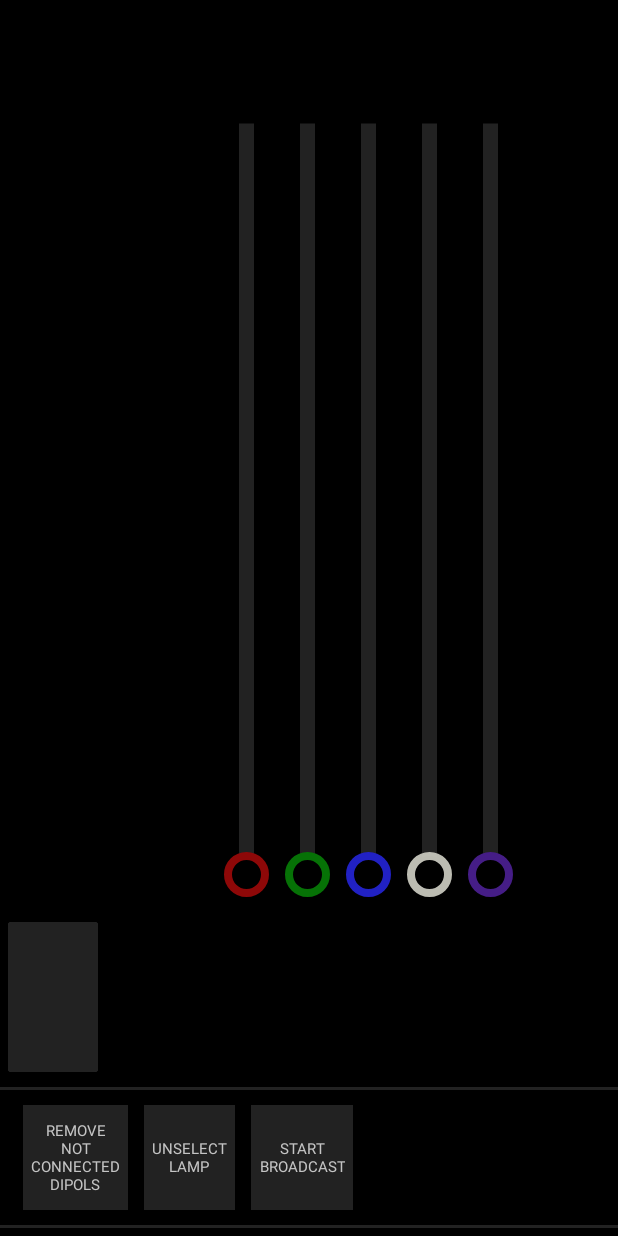
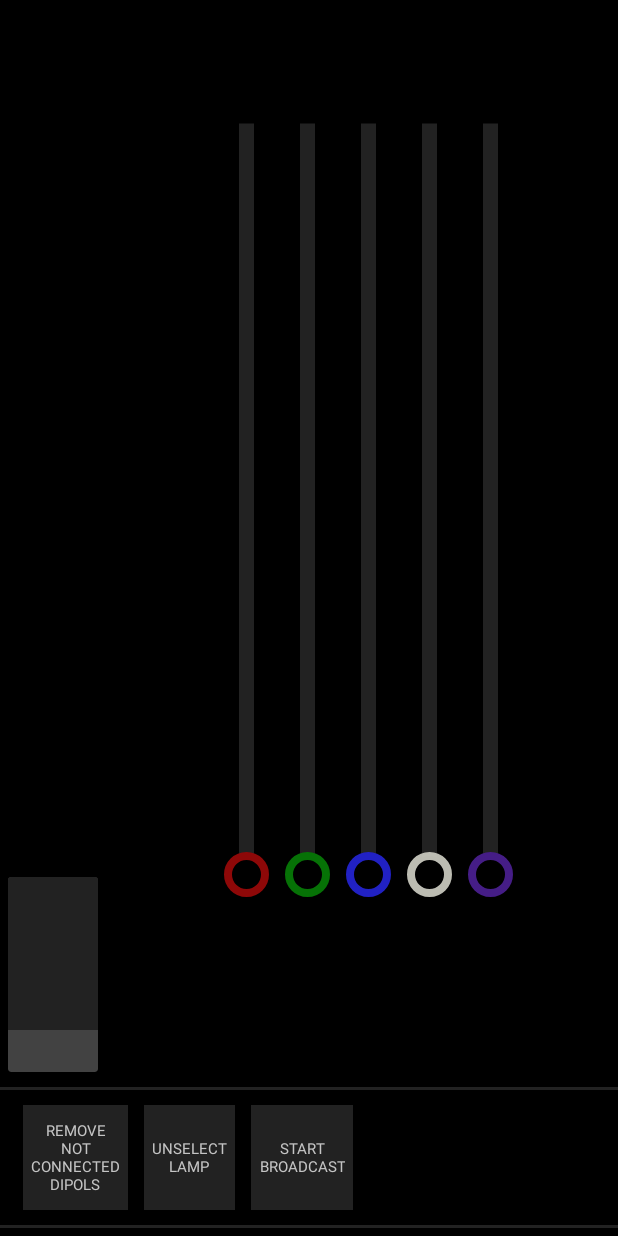
Before and after one commit to meuta/Dipolia, an Android app: the screen it shows after launch (MainActivity), on a phone screen of 412 x 824 dp. Run offline under Robolectric (Android 15) with nearby library versions, the phone set to English and light mode, and no system bars; our stand-ins replace data binding; 10 statements that could not run were skipped.

Commit message:
connected item fixed and color lable for fiveLights item added

```diff
--- a/app/src/main/java/com/example/dipolia/data/DipoliaRepositoryImpl.kt
+++ b/app/src/main/java/com/example/dipolia/data/DipoliaRepositoryImpl.kt
@@ -148,8 +148,13 @@ class DipoliaRepositoryImpl(private val application: Application) : DipoliaRepos
         return Transformations.map(dipolsDao.getConnectedLampsListByTypeLD(LampType.FIVE_LIGHTS)) { it ->
             Log.d("getFiveLights", "$it")
             it?.let {
-                mapper.mapLampDbModelToFiveLightsEntity(it[0])
+                if (it.isNotEmpty()) {
+                    mapper.mapLampDbModelToFiveLightsEntity(it[0])
+                } else{
+                    null
+                }
             }
+
         }
     }
 
--- a/app/src/main/java/com/example/dipolia/presentation/BingingAdapters.kt
+++ b/app/src/main/java/com/example/dipolia/presentation/BingingAdapters.kt
@@ -84,6 +84,16 @@ fun setSelectedDipolLayoutVisibility(view: View, isConnected: Boolean){
     }
 }
 
+@BindingAdapter("selectedPleaseSelectTextViewVisibility")
+fun setSelectedPleaseSelectTextViewVisibility(view: View, lampType: LampType?){
+    Log.d("setSelectedPleaseSelectTextViewVisibility", "$lampType")
+    if (lampType == LampType.UNKNOWN_LAMP_TYPE) {
+        view.visibility = VISIBLE
+    } else {
+        view.visibility = INVISIBLE
+    }
+}
+
 @BindingAdapter("dipolControlLayoutVisibility")
 fun setDipolControlLayoutVisibility(view: View, lampType: LampType?){
     Log.d("setDipolControlLayoutVisibility", "$lampType")
--- a/app/src/main/res/layout/activity_local_mode.xml
+++ b/app/src/main/res/layout/activity_local_mode.xml
@@ -53,79 +53,61 @@
         <androidx.cardview.widget.CardView
             android:id="@+id/card_view_five_lights"
             android:layout_width="60dp"
-            android:layout_height="100dp"
+            android:layout_height="130dp"
             android:layout_margin="10dp"
-            android:background="?attr/selectableItemBackground"
+            android:background="@color/gray"
             android:elevation="@dimen/item_card_cv_elevation"
-            app:selectedFiveLightsControlLayoutVisibility="@{viewModel.fiveLights.connected}"
+            android:orientation="vertical"
+            app:layout_constraintBottom_toTopOf="@id/view_buttons_divider"
+            app:layout_constraintEnd_toEndOf="@+id/rv_dipol_item_list"
             app:layout_constraintStart_toStartOf="parent"
             app:layout_constraintTop_toBottomOf="@+id/rv_dipol_item_list"
-            app:layout_constraintEnd_toEndOf="@+id/rv_dipol_item_list"
-            app:layout_constraintBottom_toTopOf="@id/view_buttons_divider">
+            app:selectedFiveLightsControlLayoutVisibility="@{viewModel.fiveLights.connected}">
 
-            <LinearLayout
-                android:layout_width="match_parent"
-                android:layout_height="match_parent"
-                android:background="@color/gray"
-                android:orientation="vertical"
-                android:padding="2dp">
+
 
                 <FrameLayout
                     android:layout_width="match_parent"
-                    android:layout_height="match_parent"
+                    android:layout_height="wrap_content"
+                    android:background="@color/gray"
                     android:paddingBottom="2dp">
 
                     <TextView
                         android:id="@+id/tv_five_lights_item"
                         android:layout_width="match_parent"
-                        android:layout_height="match_parent"
-                        app:selectedBackground="@{viewModel.fiveLights.selected}"
+                        android:layout_height="100dp"
                         android:gravity="center"
                         android:padding="10dp"
-                        app:onFiveLightsClickListener="@{(string) -> viewModel.selectItem(string)}"
+                        android:text="@{viewModel.fiveLights.id}"
                         android:textColor="@color/colorHighlighted"
                         android:textSize="16sp"
-                        android:text="@{viewModel.fiveLights.id}"
+                        app:onFiveLightsClickListener="@{(string) -> viewModel.selectItem(string)}"
+                        app:selectedBackground="@{viewModel.fiveLights.selected}"
                         tools:text="Item" />
 
 
                     <View
                         android:id="@+id/view_selected_item"
-                        android:layout_width="match_parent"
-                        android:layout_height="match_parent"
+                        android:layout_width="48dp"
+                        android:layout_height="80dp"
+                        android:layout_gravity="center"
                         android:layout_margin="2dp"
                         android:background="@drawable/item_selected_background"
+                        android:visibility="gone"
                         app:selectedVisibility="@{viewModel.fiveLights.selected}"
-                        android:visibility="gone"
                         tools:visibility="visible" />
 
                 </FrameLayout>
 
-                <LinearLayout
+                <View
+                    android:id="@+id/view_local_color_label_five_lights_item"
                     android:layout_width="match_parent"
-                    android:layout_height="wrap_content"
-                    android:orientation="horizontal">
+                    android:layout_height="30dp"
+                    android:layout_margin="5dp"
+                    app:fiveLightsLableColor="@{viewModel.fiveLights.c}"
+                    android:layout_gravity="bottom"
+                    tools:background="@color/gray" />
 
-                    <View
-                        android:id="@+id/view_list_item_color_label_1"
-                        android:layout_width="0dp"
-                        android:layout_height="30dp"
-                        android:layout_gravity="center"
-                        android:layout_weight="1"
-                        tools:background="@color/gray" />
-
-                    <View
-                        android:id="@+id/view_list_item_color_label_2"
-                        android:layout_width="0dp"
-                        android:layout_height="30dp"
-                        android:layout_gravity="center"
-                        android:layout_marginStart="2dp"
-                        android:layout_weight="1"
-                        android:background="@color/gray" />
-
-                </LinearLayout>
-
-            </LinearLayout>
 
         </androidx.cardview.widget.CardView>
 
@@ -133,22 +115,20 @@
             android:id="@+id/current_dipol_layout"
             android:layout_width="0dp"
             android:layout_height="0dp"
+            app:layout_constraintBottom_toTopOf="@id/view_buttons_divider"
+            app:layout_constraintEnd_toEndOf="parent"
             app:layout_constraintStart_toEndOf="@+id/rv_dipol_item_list"
-            app:layout_constraintEnd_toEndOf="parent"
             app:layout_constraintTop_toBottomOf="@+id/app_bar_layout"
-            app:layout_constraintBottom_toTopOf="@id/view_buttons_divider"
-            tools:visibility="visible"
-            >
+            tools:visibility="visible">
 
             <TextView
                 android:id="@+id/view_please_select"
                 android:layout_width="match_parent"
                 android:layout_height="match_parent"
+                android:gravity="center"
                 android:text="@string/please_select_the_lamp"
-                android:gravity="center"
-                app:selectedDipolControlLayoutVisibility="@{!viewModel.selectedLamp.connected}"
-                tools:visibility="visible"
-                />
+                app:selectedPleaseSelectTextViewVisibility="@{viewModel.selectedConnectedLampType}"
+                tools:visibility="visible" />
 
             <androidx.constraintlayout.widget.ConstraintLayout
                 android:id="@+id/dipol_control_layout"
@@ -172,8 +152,7 @@
                     app:layout_constraintStart_toStartOf="parent"
                     app:layout_constraintTop_toTopOf="parent"
                     app:layout_constraintVertical_chainStyle="spread_inside"
-                    tools:visibility="invisible"
-                    >
+                    tools:visibility="invisible">
 
 
                     <com.example.dipolia.presentation.utils.VerticalSeekBar
@@ -296,8 +275,7 @@
                     app:layout_constraintStart_toStartOf="parent"
                     app:layout_constraintTop_toTopOf="parent"
                     app:layout_constraintVertical_chainStyle="spread_inside"
-                    tools:visibility="visible"
-                    >
+                    tools:visibility="visible">
 
 
                     <com.example.dipolia.presentation.utils.VerticalSeekBar
@@ -363,7 +341,6 @@
         </FrameLayout>
 
 
-
         <View
             android:id="@+id/view_buttons_divider"
             android:layout_width="match_parent"
@@ -372,15 +349,15 @@
             app:layout_constraintBottom_toTopOf="@id/ll_buttons"
             app:layout_constraintEnd_toEndOf="parent"
             app:layout_constraintStart_toStartOf="parent"
-            app:layout_constraintTop_toBottomOf="@id/card_view_five_lights"/>
+            app:layout_constraintTop_toBottomOf="@id/card_view_five_lights" />
 
         <LinearLayout
             android:id="@+id/ll_buttons"
             android:layout_width="match_parent"
             android:layout_height="wrap_content"
+            android:layout_margin="10dp"
+            android:gravity="start"
             android:orientation="horizontal"
-            android:gravity="start"
-            android:layout_margin="10dp"
             app:layout_constraintBottom_toTopOf="@id/view_buttons_divider_bottom"
             app:layout_constraintEnd_toEndOf="parent"
             app:layout_constraintStart_toStartOf="parent"
@@ -392,30 +369,29 @@
                 android:layout_height="match_parent"
                 android:layout_marginHorizontal="5dp"
                 android:background="@color/gray"
+                android:foreground="?android:attr/selectableItemBackgroundBorderless"
                 android:gravity="center"
-                app:selectedButtonRemoveVisibility="@{viewModel.dipolList}"
+                android:paddingHorizontal="5dp"
                 android:paddingVertical="10dp"
-                android:paddingHorizontal="5dp"
-                android:textSize="10sp"
                 android:text="@string/refresh_list_btn"
                 android:textColor="@color/colorHighlighted"
-            android:foreground="?android:attr/selectableItemBackgroundBorderless"
-            />
+                android:textSize="10sp"
+                app:selectedButtonRemoveVisibility="@{viewModel.dipolList}" />
 
             <TextView
                 android:id="@+id/btn_unselect"
                 android:layout_width="wrap_content"
                 android:layout_height="match_parent"
+                android:layout_marginHorizontal="5dp"
                 android:background="@color/gray"
+                android:foreground="?android:attr/selectableItemBackgroundBorderless"
                 android:gravity="center"
-                app:selectedDipolControlLayoutVisibility="@{viewModel.selectedLamp.connected}"
+                android:paddingHorizontal="5dp"
                 android:paddingVertical="10dp"
-                android:paddingHorizontal="5dp"
-                android:layout_marginHorizontal="5dp"
-                android:textSize="10sp"
                 android:text="@string/unselect_lamp"
                 android:textColor="@color/colorHighlighted"
-                android:foreground="?android:attr/selectableItemBackgroundBorderless"
+                android:textSize="10sp"
+                app:selectedDipolControlLayoutVisibility="@{viewModel.selectedLamp.connected}"
 
                 />
 
@@ -423,29 +399,30 @@
                 android:id="@+id/btn_background_work"
                 android:layout_width="wrap_content"
                 android:layout_height="match_parent"
+                android:layout_marginHorizontal="5dp"
                 android:background="@color/gray"
+                android:foreground="?android:attr/selectableItemBackgroundBorderless"
                 android:gravity="center"
+                android:paddingHorizontal="5dp"
                 android:paddingVertical="10dp"
-                android:paddingHorizontal="5dp"
-                android:layout_marginHorizontal="5dp"
+                android:text="@string/background_work_start"
+                android:textColor="@color/colorHighlighted"
                 android:textSize="10sp"
                 app:workerButtonText="@{viewModel.isBackGroundWork()}"
-                android:text="@string/background_work_start"
-                android:textColor="@color/colorHighlighted"
-                android:foreground="?android:attr/selectableItemBackgroundBorderless"
 
                 />
 
         </LinearLayout>
+
         <View
             android:id="@+id/view_buttons_divider_bottom"
             android:layout_width="match_parent"
             android:layout_height="2dp"
+            android:layout_marginVertical="5dp"
             android:background="@color/gray"
-            android:layout_marginVertical="5dp"
             app:layout_constraintBottom_toBottomOf="parent"
             app:layout_constraintEnd_toEndOf="parent"
-            app:layout_constraintStart_toStartOf="parent"/>
+            app:layout_constraintStart_toStartOf="parent" />
 
     </androidx.constraintlayout.widget.ConstraintLayout>
 </layout>
```
